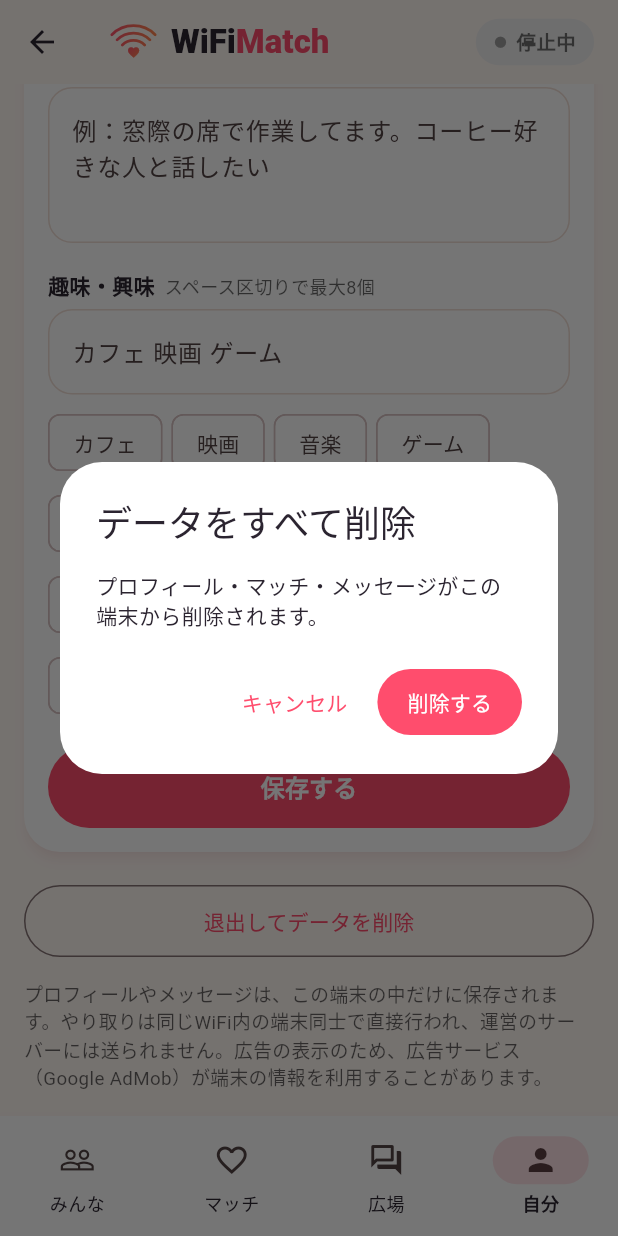
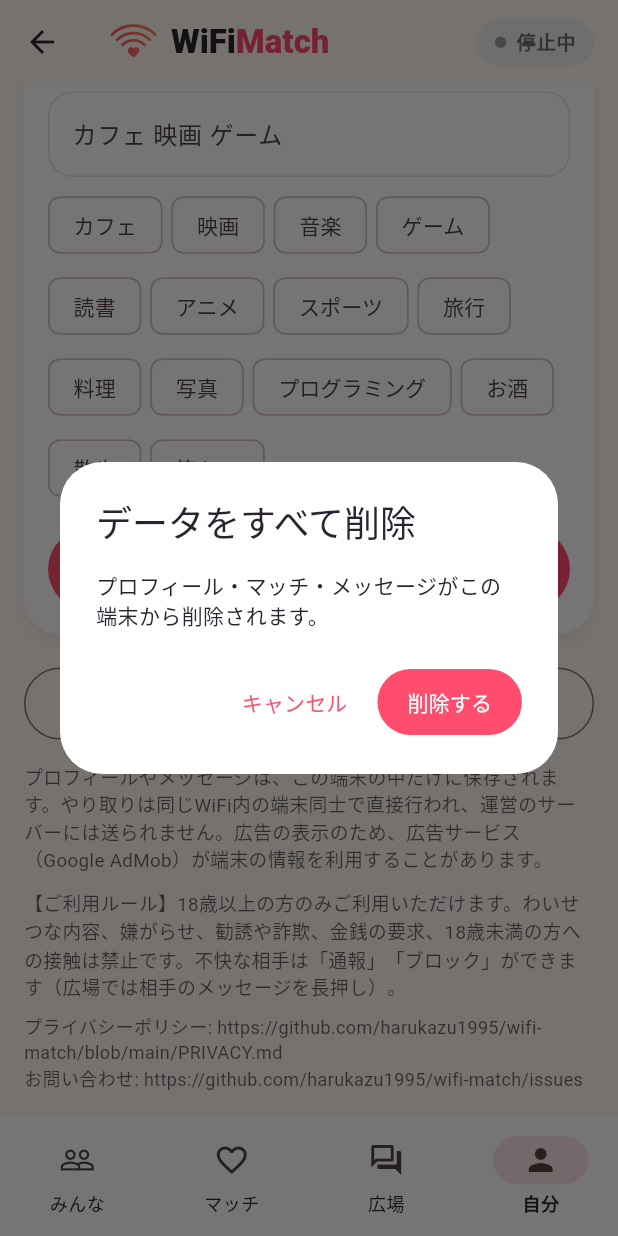
Before and after one commit to harukazu1995/wifi-match, a Flutter app: the HomeScreen screen opened directly, item 4 of the bottom bar chosen, scrolled down 576 dp, after a tap on "退出してデータを削除", on a phone screen of 412 x 824 dp. Run offline on Flutter 3.47's test engine with Material 3 defaults, Android fonts, the phone set to English and light mode, and no system bars; our stand-ins replace google_mobile_ads, shared_preferences; accounts and stored records are empty.

Commit message:
Add report feature, rules and privacy policy link for store release

```diff
--- a/lib/main.dart
+++ b/lib/main.dart
@@ -2,6 +2,7 @@ import 'dart:async';
 import 'dart:math' as math;
 
 import 'package:flutter/material.dart';
+import 'package:flutter/services.dart';
 import 'package:google_mobile_ads/google_mobile_ads.dart';
 
 import 'mesh.dart';
@@ -9,6 +10,9 @@ import 'mesh.dart';
 final mesh = MeshService();
 final navKey = GlobalKey<NavigatorState>();
 final messengerKey = GlobalKey<ScaffoldMessengerState>();
+
+const kPrivacyUrl = 'https://github.com/harukazu1995/wifi-match/blob/main/PRIVACY.md';
+const kContactUrl = 'https://github.com/harukazu1995/wifi-match/issues';
 
 const _coral = Color(0xFFFF4D6D);
 const _orange = Color(0xFFFF8A4C);
@@ -883,6 +887,7 @@ class PersonCard extends StatelessWidget {
                 else
                   FilledButton.icon(onPressed: _like, icon: const Icon(Icons.favorite_border, size: 18), label: const Text('いいね')),
                 const Spacer(),
+                TextButton(onPressed: () => reportUser(context, p), child: Text('通報', style: TextStyle(color: Theme.of(context).hintColor))),
                 TextButton(onPressed: () => confirmBlock(context, p), child: Text('ブロック', style: TextStyle(color: Theme.of(context).hintColor))),
               ]),
             ]),
@@ -911,6 +916,47 @@ Future<bool> confirmBlock(BuildContext context, Profile p) async {
     return true;
   }
   return false;
+}
+
+Future<bool> reportUser(BuildContext context, Profile p) async {
+  const reasons = ['不適切な内容・言葉', '嫌がらせ・しつこい迷惑行為', '18歳未満の疑い', '勧誘・宣伝・詐欺の疑い', 'その他'];
+  var reason = reasons.first;
+  final ok = await showDialog<bool>(
+    context: context,
+    builder: (ctx) => StatefulBuilder(
+      builder: (ctx, setLocal) => AlertDialog(
+        title: Text('${p.name} さんを通報'),
+        content: Column(mainAxisSize: MainAxisSize.min, crossAxisAlignment: CrossAxisAlignment.start, children: [
+          const Text('理由を選んでください。通報すると、この人をブロックし、通報の内容がコピーされます。', style: TextStyle(fontSize: 13)),
+          const SizedBox(height: 10),
+          Wrap(spacing: 6, runSpacing: 6, children: [
+            for (final r in reasons)
+              ChoiceChip(label: Text(r), selected: reason == r, onSelected: (_) => setLocal(() => reason = r)),
+          ]),
+        ]),
+        actions: [
+          TextButton(onPressed: () => Navigator.pop(ctx, false), child: const Text('キャンセル')),
+          FilledButton(onPressed: () => Navigator.pop(ctx, true), child: const Text('通報してブロック')),
+        ],
+      ),
+    ),
+  );
+  if (ok != true) return false;
+  final report = 'WiFi Match 通報\n相手: ${p.name} (${p.id})\n理由: $reason\n日時: ${DateTime.now().toIso8601String()}';
+  await Clipboard.setData(ClipboardData(text: report));
+  await mesh.block(p.id);
+  final nav = navKey.currentContext;
+  if (nav != null && nav.mounted) {
+    await showDialog<void>(
+      context: nav,
+      builder: (ctx) => AlertDialog(
+        title: const Text('通報してブロックしました'),
+        content: SelectableText('この人は表示されなくなりました。\n運営にも知らせる場合は、コピーされた通報の内容を、次のページに貼り付けてください。\n$kContactUrl'),
+        actions: [FilledButton(onPressed: () => Navigator.pop(ctx), child: const Text('閉じる'))],
+      ),
+    );
+  }
+  return true;
 }
 
 // ======================= マッチ =======================
@@ -954,6 +1000,7 @@ class Bubble extends StatelessWidget {
   @override
   Widget build(BuildContext context) {
     final mine = m.from == mesh.me?.id;
+    final who = (!mine && showWho) ? mesh.profileOf(m.from) : null;
     final cs = Theme.of(context).colorScheme;
     final bubble = Container(
       constraints: BoxConstraints(maxWidth: MediaQuery.of(context).size.width * 0.68),
@@ -986,7 +1033,7 @@ class Bubble extends StatelessWidget {
                 padding: const EdgeInsets.only(left: 4, bottom: 2),
                 child: Text(m.name, style: TextStyle(fontSize: 12, color: Theme.of(context).hintColor)),
               ),
-            bubble,
+            who == null ? bubble : GestureDetector(onLongPress: () => reportUser(context, who), child: bubble),
           ]),
           if (!mine) ...[const SizedBox(width: 6), time],
         ],
@@ -1115,6 +1162,12 @@ class _ChatScreenState extends State<ChatScreen> {
             actions: [
               TextButton(
                 onPressed: () async {
+                  if (await reportUser(context, p) && context.mounted) Navigator.pop(context);
+                },
+                child: Text('通報', style: TextStyle(color: Theme.of(context).hintColor)),
+              ),
+              TextButton(
+                onPressed: () async {
                   if (await confirmBlock(context, p) && context.mounted) Navigator.pop(context);
                 },
                 child: Text('ブロック', style: TextStyle(color: Theme.of(context).hintColor)),
@@ -1214,6 +1267,16 @@ class MeTab extends StatelessWidget {
         '広告の表示のため、広告サービス（Google AdMob）が端末の情報を利用することがあります。',
         style: TextStyle(fontSize: 12.5, color: Theme.of(context).hintColor),
       ),
+      const SizedBox(height: 10),
+      Text(
+        '【ご利用ルール】18歳以上の方のみご利用いただけます。わいせつな内容、嫌がらせ、勧誘や詐欺、金銭の要求、18歳未満の方への接触は禁止です。不快な相手は「通報」「ブロック」ができます（広場では相手のメッセージを長押し）。',
+        style: TextStyle(fontSize: 12.5, color: Theme.of(context).hintColor),
+      ),
+      const SizedBox(height: 8),
+      SelectableText(
+        'プライバシーポリシー: $kPrivacyUrl\nお問い合わせ: $kContactUrl',
+        style: TextStyle(fontSize: 12, color: Theme.of(context).hintColor),
+      ),
       FutureBuilder<PrivacyOptionsRequirementStatus>(
         future: ConsentInformation.instance.getPrivacyOptionsRequirementStatus(),
         builder: (context, snap) => snap.data == PrivacyOptionsRequirementStatus.required
```
